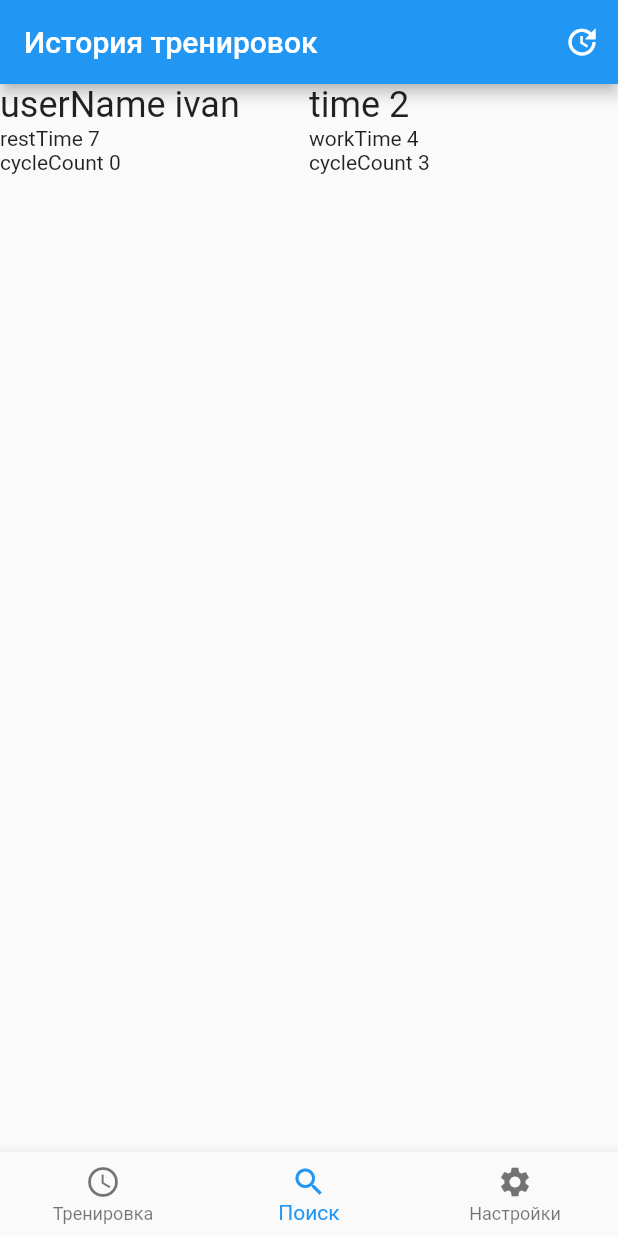
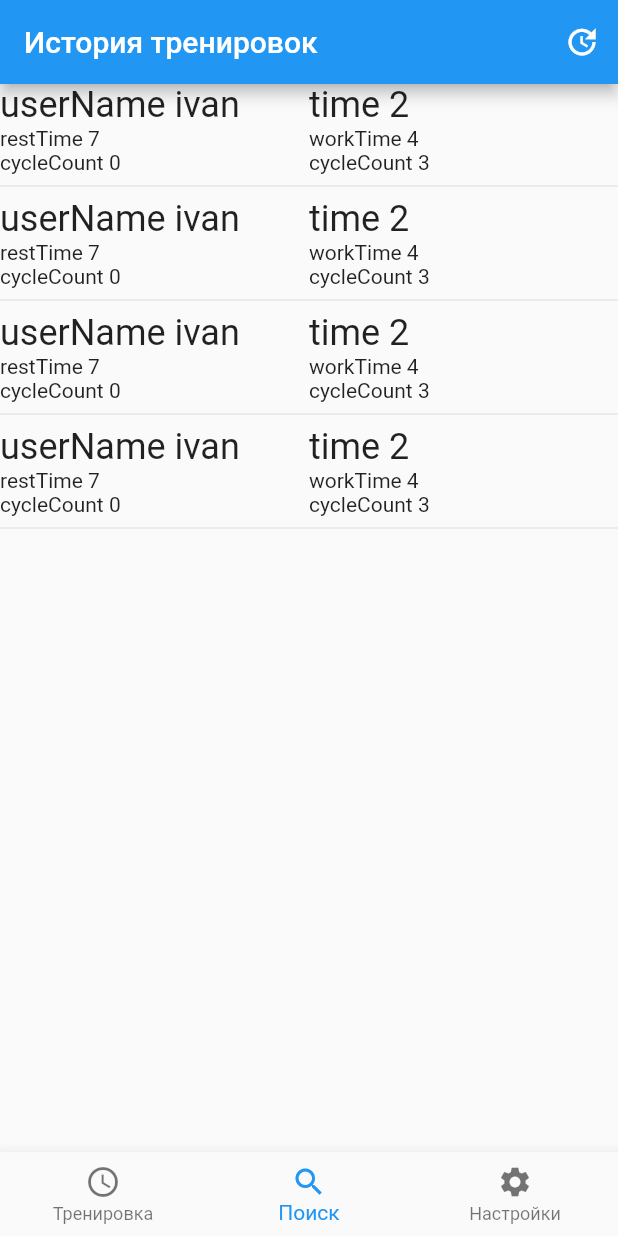
Before and after one commit to ivanlardis/Flutter, a Flutter app: the screen it shows after launch, on a phone screen of 412 x 824 dp. Run offline on Flutter 3.47's test engine with Material 2 defaults, Android fonts, the phone set to English and light mode, and no system bars; our stand-ins replace rxdart, shared_preferences.

Commit message:
правки

```diff
--- a/lib/presentation/HistoryPresenter.dart
+++ b/lib/presentation/HistoryPresenter.dart
@@ -6,48 +6,35 @@ import 'package:flutter_app/presentation/Models.dart';
 import 'package:rxdart/rxdart.dart';
 import 'package:shared_preferences/shared_preferences.dart';
 
-
 abstract class IHistoryView {
   void show(List<ModelHistory> model);
 }
 
 class HistoryPresenter {
-
-
   IHistoryView iHistoryView;
 
   HistoryPresenter(this.iHistoryView);
 
-
   void startTrain() {
-print("awdwad");
+    print("startTrain");
     if (iHistoryView != null) {
       print("iHistoryView != null");
-      List<ModelHistory> models=new List();
-      ModelHistory history=new ModelHistory();
+      List<ModelHistory> models = new List();
 
-      history.workTime=new Random().nextInt(12);
-      history.restTime=7;
+      ModelHistory history = new ModelHistory();
 
-      history.time=2;
-      history.userName="ivan";
-      history.cycleCount=3;
+      history.workTime = new Random().nextInt(12);
+      history.restTime = 7;
 
-      models.add(history);
+      history.time = 2;
+      history.userName = "ivan";
+      history.cycleCount = 3;
 
-
+      for (var i = 0; i < new Random().nextInt(12); i++) {
+        models.add(history);
+      }
 
       iHistoryView.show(models);
     }
-
-
-
-
-
-
   }
-
-
-
-
 }
--- a/lib/presentation/HistoryView.dart
+++ b/lib/presentation/HistoryView.dart
@@ -7,9 +7,11 @@ class SearchDeviceView extends StatefulWidget {
   createState() => new SearchDeviceViewState();
 }
 
-class SearchDeviceViewState extends State<SearchDeviceView> implements IHistoryView {
-  List<ModelHistory> models=new List();
+class SearchDeviceViewState extends State<SearchDeviceView>
+    implements IHistoryView {
+  List<ModelHistory> models = new List();
   HistoryPresenter presenter;
+
   @override
   void initState() {
     super.initState();
@@ -29,15 +31,16 @@ class SearchDeviceViewState extends State<SearchDeviceView> implements IHistoryV
               presenter.startTrain();
             },
           ),
-
         ],
       ),
       body: new ListView.builder(
-
-        itemCount: models.length,
-        itemBuilder: (BuildContext context, int index) {
+        itemCount: models.length * 2,
+        itemBuilder: (BuildContext context, int i) {
+          if (i.isOdd) return new Divider();
+          final index = i ~/ 2;
           print("itemBuilder index $index models ${models[0].workTime}");
-          return new HistoryWidget(models[index]);
+          return new HistoryWidget(
+              Key("a ${models[index].workTime}"), models[index]);
         },
       ),
     );
@@ -45,33 +48,25 @@ class SearchDeviceViewState extends State<SearchDeviceView> implements IHistoryV
 
   @override
   void show(List<ModelHistory> model) {
-    print("show ${model[0].workTime}");
     this.setState(() {
-
-     this.models=model;
-
-   });
-
+      this.models = model;
+    });
   }
-
-
 }
 
 class HistoryWidget extends StatefulWidget {
+  ModelHistory _modelTimer;
 
-  ModelHistory modelTimer;
-
-  HistoryWidget(this.modelTimer);
+  HistoryWidget(Key key, this._modelTimer) : super(key: key);
 
   @override
-  createState() => new HistoryState(modelTimer);
+  createState() => new HistoryState(_modelTimer);
 }
 
 class HistoryState extends State<HistoryWidget> {
+  ModelHistory _modelTimer;
 
-  ModelHistory modelTimer;
-
-  HistoryState(this.modelTimer);
+  HistoryState(this._modelTimer);
 
   @override
   void initState() {
@@ -83,20 +78,22 @@ class HistoryState extends State<HistoryWidget> {
   @override
   Widget build(BuildContext context) {
     return new Table(
-
       children: <TableRow>[
         new TableRow(children: <Widget>[
-          new Text("userName ${modelTimer.userName}" ,style: TextStyle(fontSize: 24.0),),
-          new Text("time ${modelTimer.time}",style: TextStyle(fontSize: 24.0)),
-
-        ]), new TableRow(children: <Widget>[
-          new Text("restTime ${modelTimer.restTime}"),
-          new Text("workTime ${modelTimer.workTime}"),
-
-        ]), new TableRow(children: <Widget>[
-          new Text("cycleCount ${modelTimer.setCount}"),
-          new Text("cycleCount ${modelTimer.cycleCount}"),
-
+          new Text(
+            "userName ${_modelTimer.userName}",
+            style: TextStyle(fontSize: 24.0),
+          ),
+          new Text("time ${_modelTimer.time}",
+              style: TextStyle(fontSize: 24.0)),
+        ]),
+        new TableRow(children: <Widget>[
+          new Text("restTime ${_modelTimer.restTime}"),
+          new Text("workTime ${_modelTimer.workTime}"),
+        ]),
+        new TableRow(children: <Widget>[
+          new Text("cycleCount ${_modelTimer.setCount}"),
+          new Text("cycleCount ${_modelTimer.cycleCount}"),
         ]),
       ],
     );
```
